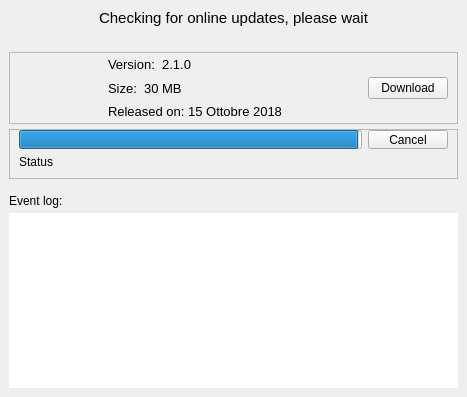
Old version of the form apps/Biopen_wizard/updater.ui in the repository bellonemauro/Labonatip2.0.
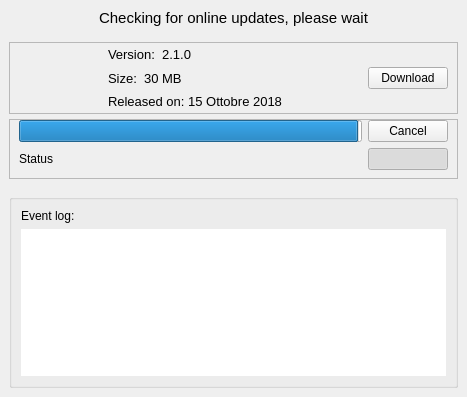
New version of the form. Icons and pictures are not drawn.

```diff
--- a/apps/Biopen_wizard/updater.ui
+++ b/apps/Biopen_wizard/updater.ui
@@ -80,7 +80,7 @@
           <property name="sizeHint" stdset="0">
            <size>
             <width>20</width>
-            <height>20</height>
+            <height>10</height>
            </size>
           </property>
          </spacer>
@@ -88,7 +88,7 @@
         <item>
          <widget class="QFrame" name="frame_updateData">
           <property name="sizePolicy">
-           <sizepolicy hsizetype="Expanding" vsizetype="Minimum">
+           <sizepolicy hsizetype="Expanding" vsizetype="Fixed">
             <horstretch>0</horstretch>
             <verstretch>0</verstretch>
            </sizepolicy>
@@ -241,7 +241,7 @@
         <item>
          <widget class="QFrame" name="frame">
           <property name="sizePolicy">
-           <sizepolicy hsizetype="Expanding" vsizetype="Minimum">
+           <sizepolicy hsizetype="Expanding" vsizetype="Fixed">
             <horstretch>0</horstretch>
             <verstretch>0</verstretch>
            </sizepolicy>
@@ -249,7 +249,7 @@
           <property name="minimumSize">
            <size>
             <width>50</width>
-            <height>50</height>
+            <height>60</height>
            </size>
           </property>
           <property name="frameShape">
@@ -282,13 +282,37 @@
              </property>
             </widget>
            </item>
-           <item row="1" column="0" colspan="2">
+           <item row="2" column="0">
             <widget class="QLabel" name="label_download_status">
              <property name="text">
               <string>Status</string>
              </property>
             </widget>
            </item>
+           <item row="2" column="1">
+            <widget class="QPushButton" name="pushButton_details">
+             <property name="text">
+              <string/>
+             </property>
+             <property name="icon">
+              <iconset resource="resources.qrc">
+               <normaloff>:/icons/showDetailsDownload.png</normaloff>
+               <normalon>:/icons/hideDetailsDownload.png</normalon>:/icons/showDetailsDownload.png</iconset>
+             </property>
+             <property name="iconSize">
+              <size>
+               <width>16</width>
+               <height>16</height>
+              </size>
+             </property>
+             <property name="checkable">
+              <bool>true</bool>
+             </property>
+             <property name="checked">
+              <bool>true</bool>
+             </property>
+            </widget>
+           </item>
           </layout>
          </widget>
         </item>
@@ -298,7 +322,7 @@
            <enum>Qt::Vertical</enum>
           </property>
           <property name="sizeType">
-           <enum>QSizePolicy::Fixed</enum>
+           <enum>QSizePolicy::Minimum</enum>
           </property>
           <property name="sizeHint" stdset="0">
            <size>
@@ -308,6 +332,12 @@
           </property>
          </spacer>
         </item>
+        <item>
+         <widget class="QGroupBox" name="groupBox">
+          <property name="title">
+           <string/>
+          </property>
+          <layout class="QVBoxLayout" name="verticalLayout_2">
         <item>
          <widget class="QLabel" name="label">
           <property name="text">
@@ -329,6 +359,9 @@
           <property name="readOnly">
            <bool>true</bool>
           </property>
+            </widget>
+           </item>
+          </layout>
          </widget>
         </item>
        </layout>
```
Left out of the diff: 6 changed lines with no effect on the pictures. Lines whose indentation alone changed are shown as unchanged.
